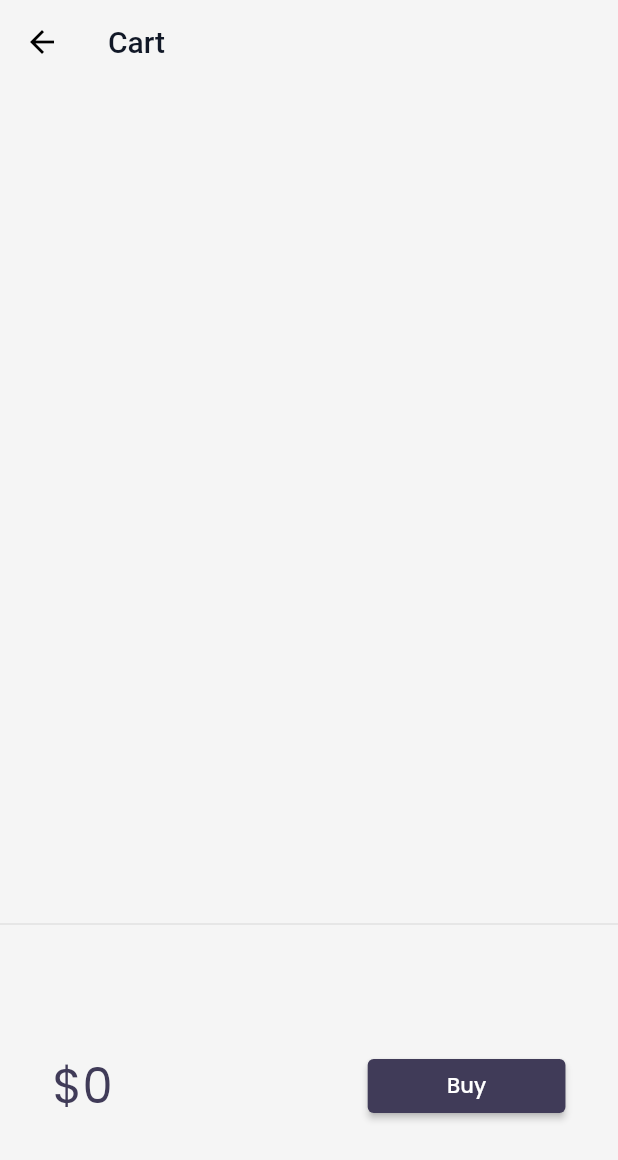
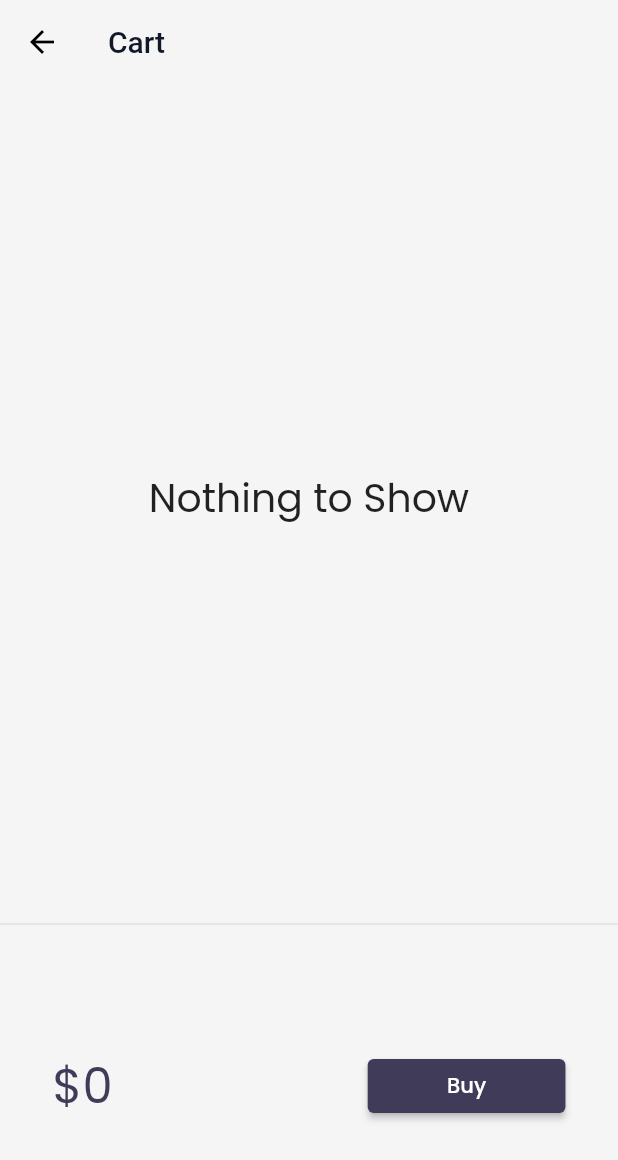
Before and after one commit to codeagarwal/flutter_30_days, a Flutter app: the screen it shows after launch, after a tap on an icon or button, on a phone screen of 412 x 824 dp. Shown: the top 1160 px of the screen. Run offline on Flutter 3.47's test engine with Material 2 defaults, Android fonts, the phone set to English and light mode, and no system bars; drawn by our look-alikes of velocity_x; our stand-ins replace google_fonts; network calls fail.

Commit message:
Day 26 Completed

```diff
--- a/lib/Pages/cart_page.dart
+++ b/lib/Pages/cart_page.dart
@@ -55,22 +55,20 @@ class _CartTotal extends StatelessWidget {
 
 
 
-class _CartList extends StatefulWidget {
-  @override
-  State<_CartList> createState() => _CartListState();
-}
-
-class _CartListState extends State<_CartList> {
+class _CartList extends StatelessWidget {
   final _cart = CartModel();
   @override
   Widget build(BuildContext context) {
-    return ListView.builder(
+    return _cart.items.isEmpty?"Nothing to Show".text.xl3.makeCentered():ListView.builder(
         itemCount: _cart.items?.length,
         itemBuilder: (context, index) => ListTile(
               leading: Icon(Icons.done),
               trailing: IconButton(
                 icon: Icon(Icons.remove_circle_outline),
-                onPressed: () {},
+                onPressed: () {
+                  _cart.remove(_cart.items[index]);
+                  // setState(() {});
+                },
               ),
           title: Text(_cart.items[index].name),
             ));
--- a/lib/Pages/login_page.dart
+++ b/lib/Pages/login_page.dart
@@ -46,7 +46,7 @@ class _LoginPageState extends State<LoginPage> {
               SizedBox(
                 height: 35,
               ),
-              Text("Welcome $name",
+              Text("Welcome",
                   style: TextStyle(
                       fontSize: 35,
                       fontWeight: FontWeight.bold,
--- a/lib/main.dart
+++ b/lib/main.dart
@@ -4,10 +4,11 @@ import 'package:flutter_app30days/Pages/home_page.dart';
 import 'package:flutter_app30days/Pages/login_page.dart';
 import 'package:flutter_app30days/utils/routes.dart';
 import 'package:flutter_app30days/widgets/themes.dart';
+import 'package:velocity_x/velocity_x.dart';
 //import 'package:google_fonts/google_fonts.dart';
 
 void main() {
-  runApp(MyApp());
+  runApp(VxState(store: null, child: MyApp()));
 }
 
 class MyApp extends StatelessWidget {
--- a/lib/models/cart.dart
+++ b/lib/models/cart.dart
@@ -2,11 +2,11 @@ import 'package:flutter_app30days/models/catalog.dart';
 
 class CartModel {
 
-  static final cartModel = CartModel._intenal();
-
-  CartModel._intenal();
-
-  factory CartModel() => cartModel;
+  // static final cartModel = CartModel._intenal();
+  //
+  // CartModel._intenal();
+  //
+  // factory CartModel() => cartModel;
 
   // catalog field
   CatalogModel _catalog;
--- a/lib/models/catalog.dart
+++ b/lib/models/catalog.dart
@@ -2,11 +2,11 @@ import 'dart:convert';
 
 class CatalogModel {
   // singleTon Class
-  static final catModel = CatalogModel._intenal();
-
-  CatalogModel._intenal();
-
-  factory CatalogModel() => catModel;
+  // static final catModel = CatalogModel._intenal();
+  //
+  // CatalogModel._intenal();
+  //
+  // factory CatalogModel() => catModel;
 
 
   static List<Item> items;
--- /dev/null
+++ b/lib/widgets/home_widgets/add_to_cart.dart
@@ -0,0 +1,40 @@
+import 'dart:ffi';
+
+import 'package:flutter/cupertino.dart';
+import 'package:flutter/material.dart';
+import 'package:velocity_x/velocity_x.dart';
+
+import '../../models/cart.dart';
+import '../../models/catalog.dart';
+
+class AddToCart extends StatelessWidget {
+  final Item catalog;
+
+  AddToCart({Key key, this.catalog}) : super(key: key);
+
+  final _cart = CartModel();
+
+  @override
+  Widget build(BuildContext context) {
+    bool isInCart = _cart.items.contains(catalog) ?? false;
+    return ElevatedButton(
+        onPressed: () {
+
+          if (!isInCart) {
+            isInCart = isInCart.toggle();
+            //toggle: to opposite the value, from VelocityX
+            final _catalog = CatalogModel();
+
+            _cart.catalog = _catalog;
+            _cart.add(catalog);
+            // setState(() {});
+          }
+        },
+        style: ButtonStyle(
+            backgroundColor:
+            MaterialStateProperty.all(context.theme.buttonColor),
+            shape: MaterialStateProperty.all(StadiumBorder())),
+        child: isInCart ? Icon(Icons.done) : Icon(CupertinoIcons.cart_badge_plus),
+    );
+  }
+}
--- a/lib/widgets/home_widgets/catalog_list.dart
+++ b/lib/widgets/home_widgets/catalog_list.dart
@@ -2,6 +2,7 @@ import 'package:flutter/material.dart';
 import 'package:flutter_app30days/Pages/home_details_page.dart';
 import 'package:flutter_app30days/models/cart.dart';
 import 'package:flutter_app30days/models/catalog.dart';
+import 'package:flutter_app30days/widgets/home_widgets/add_to_cart.dart';
 import 'package:flutter_app30days/widgets/themes.dart';
 import 'package:velocity_x/velocity_x.dart';
 
@@ -59,7 +60,7 @@ class CatalogItem extends StatelessWidget {
               buttonPadding: EdgeInsets.zero,
               children: [
                 "\$${catalog.price}".text.bold.xl.make(),
-                _AddToCart(catalog: catalog)
+                AddToCart(catalog: catalog)
               ],
             ).pOnly(right: 9.0),
           ],
@@ -68,37 +69,3 @@ class CatalogItem extends StatelessWidget {
     )).color(context.cardColor).roundedLg.square(150).make().py16();
   }
 }
-
-class _AddToCart extends StatefulWidget {
-  final Item catalog;
-
-  const _AddToCart({Key key, this.catalog}) : super(key: key);
-
-  @override
-  State<_AddToCart> createState() => _AddToCartState();
-}
-
-class _AddToCartState extends State<_AddToCart> {
-
-  bool isAdded = false;
-
-  @override
-  Widget build(BuildContext context) {
-    return ElevatedButton(
-        onPressed: () {
-          isAdded = isAdded.toggle(); //toggle: to opposite the value, from VelocityX
-          final _catalog = CatalogModel();
-          final _cart = CartModel();
-          _cart.catalog = _catalog;
-          _cart.add(widget.catalog);
-          setState(() {
-
-          });
-        },
-        style: ButtonStyle(
-            backgroundColor: MaterialStateProperty.all(
-                context.theme.buttonColor),
-            shape: MaterialStateProperty.all(StadiumBorder())),
-        child: isAdded? Icon(Icons.done) : "Add to Cart ".text.make());
-  }
-}
```
Also changed, not shown: lib/Pages/home_details_page.dart (+2 -9 lines), lib/core/store.dart (added, +15 -0 lines).
